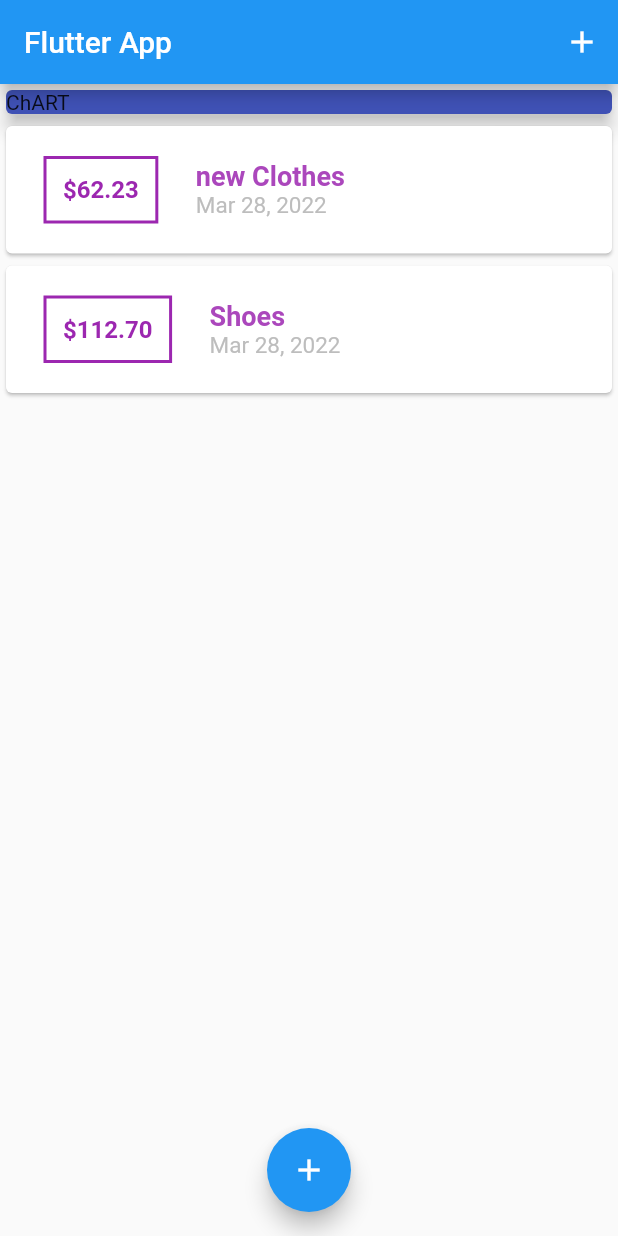
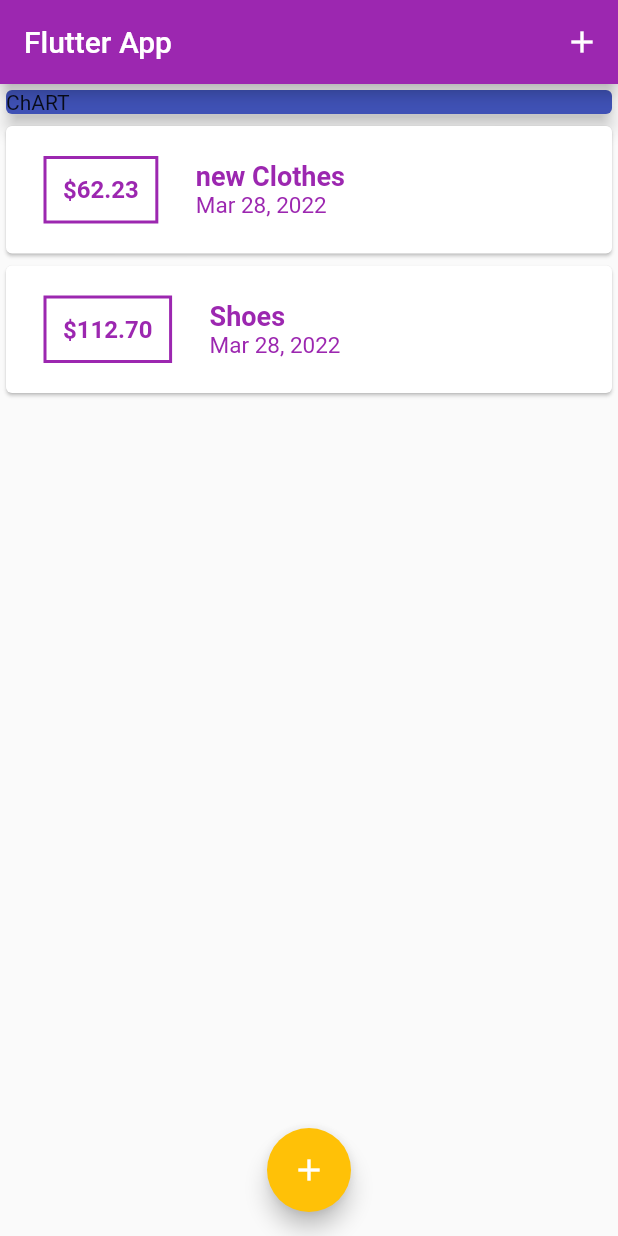
Before and after one commit to cactisoft-lb/Flutter_Course_Styling, a Flutter app: the screen it shows after launch, on a phone screen of 412 x 824 dp. Run offline on Flutter 3.47's test engine with Material 2 defaults, Android fonts, the light colour scheme and no system bars.

Commit message:
adding themeData object to our main widget App root and assigning primarySwatch and accentColor

```diff
--- a/lib/main.dart
+++ b/lib/main.dart
@@ -10,7 +10,11 @@
   @override
   Widget build(BuildContext context) {
     return MaterialApp(
-      title: 'Flutter App',
+      title: 'presonal Expenses',
+      theme: ThemeData(
+        primarySwatch: Colors.purple,
+        accentColor: Colors.amber,
+      ),
       home: MyHomePage(),
     );
   }
--- a/lib/widgets/transaction_list.dart
+++ b/lib/widgets/transaction_list.dart
@@ -27,13 +27,14 @@
                     style: TextStyle(
                       fontSize: 16,
                       fontWeight: FontWeight.bold,
-                      color: Colors.purple,
+                      color: Theme.of(context).primaryColor,
                     ),
                   ),
                   margin: EdgeInsets.symmetric(vertical: 20, horizontal: 25),
                   padding: EdgeInsets.all(11),
                   decoration: BoxDecoration(
-                    border: Border.all(width: 2, color: Colors.purple),
+                    border: Border.all(
+                        width: 2, color: Theme.of(context).primaryColor),
                   ),
                 ),
                 //styling the body of the Card
@@ -43,7 +44,7 @@
                     Text(
                       transactions[index].title,
                       style: TextStyle(
-                          color: Colors.purple[400],
+                          color: Theme.of(context).primaryColor,
                           fontWeight: FontWeight.bold,
                           fontSize: 18),
                     ),
@@ -51,7 +52,7 @@
                       //using itl DateFormat
                       DateFormat.yMMMd().format(transactions[index].date),
                       style: TextStyle(
-                        color: Colors.grey[400],
+                        color: Theme.of(context).primaryColor,
                         fontSize: 15,
                       ),
                     ),
```
